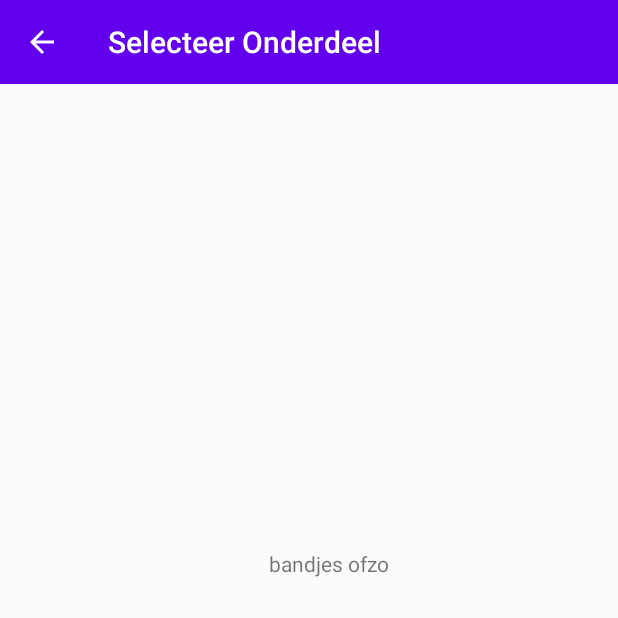
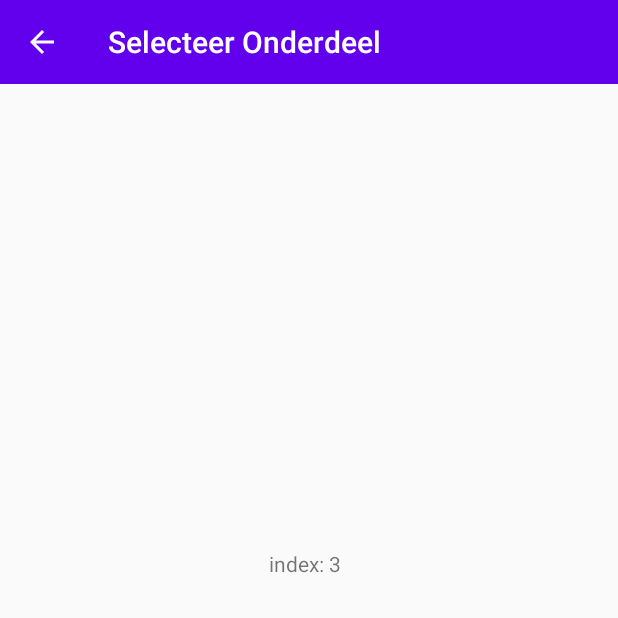
Before and after one commit to scarmoll/CapstoneProject, an Android app: the PartsFragment screen opened through its navigation route, after a tap on "Chapter Ring", on a phone screen of 412 x 824 dp, the top half of it. Run offline under Robolectric (Android 15) with nearby library versions, the phone set to English and light mode, and no system bars.

Commit message:
passing data from partlist to individual partslist

```diff
--- a/app/build.gradle
+++ b/app/build.gradle
@@ -1,6 +1,7 @@
 apply plugin: 'com.android.application'
 apply plugin: 'kotlin-android'
 apply plugin: 'kotlin-android-extensions'
+apply plugin: "androidx.navigation.safeargs.kotlin"
 
 android {
     compileSdkVersion 30
--- a/app/src/main/java/com/example/capstone/Data/PartAdapter.kt
+++ b/app/src/main/java/com/example/capstone/Data/PartAdapter.kt
@@ -6,6 +6,7 @@ import android.view.View
 import android.view.ViewGroup
 import androidx.navigation.findNavController
 import androidx.recyclerview.widget.RecyclerView
+import com.example.capstone.Fragments.PartsFragmentDirections
 import com.example.capstone.R
 import kotlinx.android.synthetic.main.item_part.view.*
 
@@ -32,7 +33,11 @@ class PartAdapter(private val part: List<Part>) :
     override fun onBindViewHolder(holder: ViewHolder, position: Int) {
 
         holder.itemView.setOnClickListener(View.OnClickListener { view ->
-            view.findNavController().navigate(R.id.IndividualPartFragment)
+
+            val action =
+                PartsFragmentDirections.actionPartsFragmentToIndividualPartsFragment(position)
+            view.findNavController().navigate(action)
+//            view.findNavController().navigate(R.id.IndividualPartFragment)
         })
 
         holder.databind(part[position])
--- a/app/src/main/java/com/example/capstone/Fragments/IndividualPartFragment.kt
+++ b/app/src/main/java/com/example/capstone/Fragments/IndividualPartFragment.kt
@@ -4,11 +4,15 @@ import android.os.Bundle
 import android.view.LayoutInflater
 import android.view.View
 import android.view.ViewGroup
+import android.widget.TextView
 import androidx.fragment.app.Fragment
 import androidx.navigation.NavController
+import androidx.navigation.fragment.navArgs
 import com.example.capstone.R
 
 class IndividualPartFragment : Fragment() {
+
+    val args: IndividualPartFragmentArgs by navArgs()
 
     override fun onCreateView(
         inflater: LayoutInflater, container: ViewGroup?,
@@ -20,6 +24,10 @@ class IndividualPartFragment : Fragment() {
 
     override fun onViewCreated(view: View, savedInstanceState: Bundle?) {
 
+        val tv: TextView = view.findViewById(R.id.tvTest)
+        val position = args.partPosition
+        tv.text = "index: $position"
+
         super.onViewCreated(view, savedInstanceState)
     }
 }
--- a/app/src/main/res/layout/fragment_individual_part.xml
+++ b/app/src/main/res/layout/fragment_individual_part.xml
@@ -7,7 +7,7 @@
     android:layout_height="match_parent">
 
     <TextView
-        android:id="@+id/textView2"
+        android:id="@+id/tvTest"
         android:layout_width="wrap_content"
         android:layout_height="wrap_content"
         android:layout_marginStart="179dp"
--- a/app/src/main/res/navigation/nav_graph.xml
+++ b/app/src/main/res/navigation/nav_graph.xml
@@ -22,6 +22,10 @@
         tools:layout="@layout/fragment_parts">
 
         <action
+            android:id="@+id/action_PartsFragment_to_IndividualPartsFragment"
+            app:destination="@id/IndividualPartFragment" />
+
+        <action
             android:id="@+id/action_PartsFragment_to_WelcomeFragment"
             app:destination="@id/WelcomeFragment" />
     </fragment>
@@ -39,5 +43,9 @@
     <fragment
         android:id="@+id/IndividualPartFragment"
         android:name="com.example.capstone.Fragments.IndividualPartFragment"
-        tools:layout="@layout/fragment_individual_part" />
+        tools:layout="@layout/fragment_individual_part" >
+        <argument
+            android:name="partPosition"
+            app:argType="integer" />
+    </fragment>
 </navigation>
--- a/build.gradle
+++ b/build.gradle
@@ -8,6 +8,9 @@ buildscript {
     dependencies {
         classpath "com.android.tools.build:gradle:4.0.1"
         classpath "org.jetbrains.kotlin:kotlin-gradle-plugin:$kotlin_version"
+
+        def nav_version = "2.3.2"
+        classpath "androidx.navigation:navigation-safe-args-gradle-plugin:$nav_version"
 
         // NOTE: Do not place your application dependencies here; they belong
         // in the individual module build.gradle files
```
